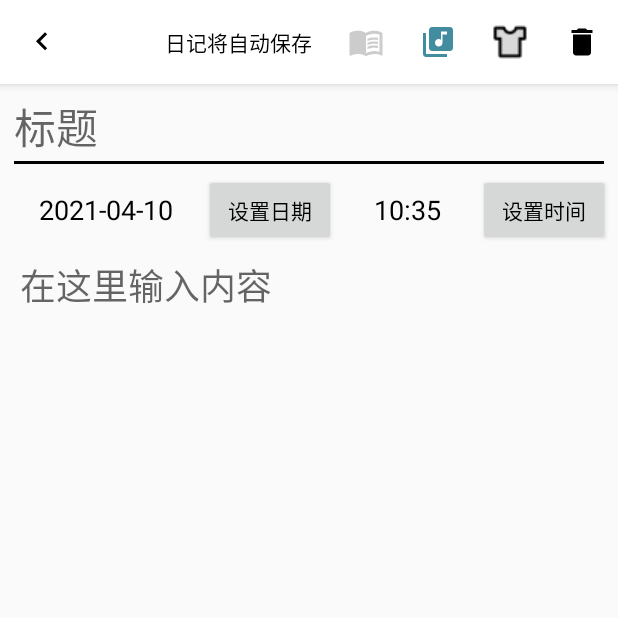
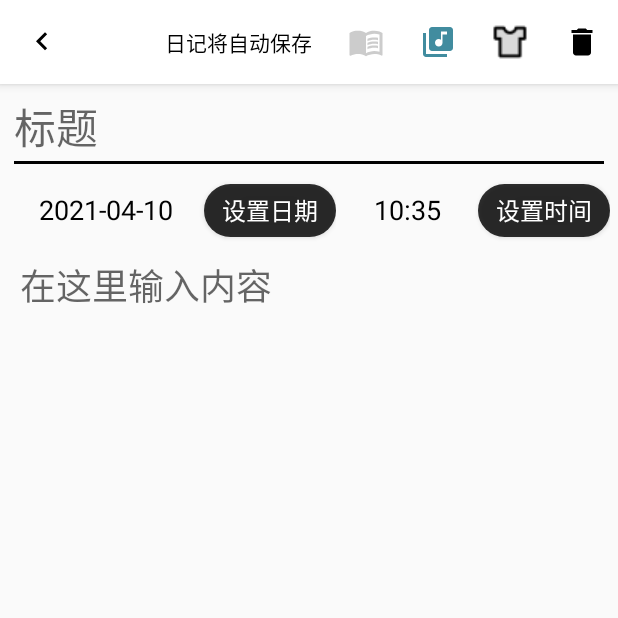
Before and after one commit to Southpost/NoteBook, an Android app: the EditAlarmActivity screen opened directly, with no data from a screen before it, on a phone screen of 412 x 824 dp, the top half of it. Run offline under Robolectric (Android 15) with nearby library versions, the phone set to English and light mode, and no system bars; 1 statement that could not run was skipped.

Commit message:
修改备忘录UI设计并修复了一些bug

```diff
--- a/app/src/main/java/com/example/notebook/Alarm/EditAlarmActivity.java
+++ b/app/src/main/java/com/example/notebook/Alarm/EditAlarmActivity.java
@@ -315,7 +315,7 @@ public class EditAlarmActivity extends BaseActivity implements View.OnClickListe
         Log.d(TAG, "canBeSet: " + cur.getTime().toString() + calendar.getTime().toString());
         if(cur.before(calendar)) return true;
         else {
-            Toast.makeText(this, "Invalid Time", Toast.LENGTH_SHORT).show();
+            Toast.makeText(this, "请设置正确的时间", Toast.LENGTH_SHORT).show();
             return false;
         }
     }
--- /dev/null
+++ b/app/src/main/res/drawable/top_button_shap.xml
@@ -0,0 +1,6 @@
+<?xml version="1.0" encoding="utf-8"?>
+<shape xmlns:android="http://schemas.android.com/apk/res/android"
+    android:shape="rectangle">
+    <corners android:radius="24dp" />
+    <solid android:color="@color/transparent_50" />
+</shape>
--- a/app/src/main/res/layout/edit_alarm_layout.xml
+++ b/app/src/main/res/layout/edit_alarm_layout.xml
@@ -55,8 +55,8 @@
                     android:textColor="?attr/tvMainColor"/>
                 <Button
                     android:id="@+id/set_date"
-                    android:layout_width="wrap_content"
-                    android:layout_height="match_parent"
+                    android:background="@drawable/top_button_shap"
+                    style="@style/roundbutton"
                     android:text="设置日期"
                     />
             </LinearLayout>
@@ -75,8 +75,8 @@
                     android:textColor="?attr/tvMainColor"/>
                 <Button
                     android:id="@+id/set_time"
-                    android:layout_width="wrap_content"
-                    android:layout_height="match_parent"
+                    android:background="@drawable/top_button_shap"
+                    style="@style/roundbutton"
                     android:text="设置时间"
                     />
             </LinearLayout>
--- a/app/src/main/res/values/colors.xml
+++ b/app/src/main/res/values/colors.xml
@@ -12,6 +12,7 @@
     <color name="white">#ffffff</color>
     <color name="near_white">#f3f3f3</color>
     <color name="transparent">#00000000</color>
+    <color name="transparent_50">#d0000000</color>
     <color name="cover">#66000000</color>
     <color name="button">#ffc129</color>
     <color name="q">#19CAAD</color>
--- a/app/src/main/res/values/styles.xml
+++ b/app/src/main/res/values/styles.xml
@@ -39,4 +39,16 @@
         <item name="android:windowIsFloating">true</item>
         <item name="android:backgroundDimEnabled">true</item>
     </style>
+
+    <style name="roundbutton">
+        <item name="android:textSize">16sp</item>
+        <item name="android:clickable">true</item>
+        <item name="android:textColor">@color/white</item>
+<!--        <item name="android:layout_margin">16dp</item>-->
+        <item name="android:layout_width">wrap_content</item>
+        <item name="android:layout_height">35dp</item>
+<!--        <item name="android:layout_weight">1</item>-->
+<!--        <item name="android:gravity">center</item>-->
+        <item name="android:button">@null</item>
+    </style>
 </resources>
```
